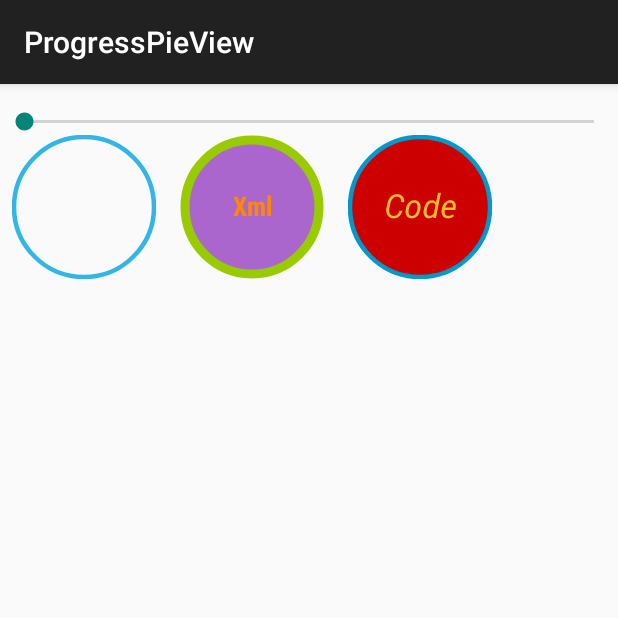
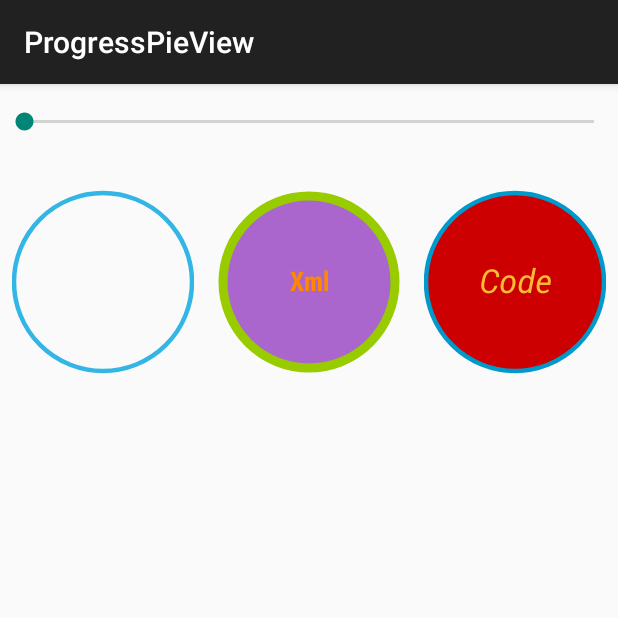
Before and after one commit to FilipPudak/ProgressPieView, an Android app: the screen it shows after launch (MainActivity), on a phone screen of 412 x 824 dp, the top half of it. Run offline under Robolectric (Android 15) with nearby library versions, the phone set to English and light mode, and no system bars.

Commit message:
Added onMeasure behaviour and restricted view to square base

```diff
--- a/gradle.properties
+++ b/gradle.properties
@@ -1,5 +1,5 @@
-VERSION_NAME=1.0.0-SNAPSHOT
-VERSION_CODE=1
+VERSION_NAME=1.0.1-SNAPSHOT
+VERSION_CODE=2
 GROUP=com.github.filippudak.progresspieview
 
 POM_DESCRIPTION=Android library for showing progress in a highly customizable pie
--- a/library/src/main/java/com/filippudak/ProgressPieView/ProgressPieView.java
+++ b/library/src/main/java/com/filippudak/ProgressPieView/ProgressPieView.java
@@ -37,6 +37,7 @@ public class ProgressPieView extends View {
     private static final int DEFAULT_START_ANGLE = -90;
     private static final float DEFAULT_STROKE_WIDTH = 3f;
     private static final float DEFAULT_TEXT_SIZE = 14f;
+    private static final int DEFAULT_VIEW_SIZE = 96;
 
     private static LruCache<String, Typeface> sTypefaceCache = new LruCache<String, Typeface>(8);
 
@@ -60,6 +61,8 @@ public class ProgressPieView extends View {
     private Paint mBackgroundPaint;
     private RectF mInnerRectF;
     private int mProgressFillType = FILL_TYPE_RADIAL;
+
+    private int mViewSize;
 
     public ProgressPieView(Context context) {
         this(context, null);
@@ -131,11 +134,25 @@ public class ProgressPieView extends View {
     }
 
     @Override
+    protected void onMeasure(int widthMeasureSpec, int heightMeasureSpec) {
+        super.onMeasure(widthMeasureSpec, heightMeasureSpec);
+
+        int width = resolveSize(DEFAULT_VIEW_SIZE, widthMeasureSpec);
+        int height = resolveSize(DEFAULT_VIEW_SIZE, heightMeasureSpec);
+        mViewSize = Math.min(width, height);
+
+        setMeasuredDimension(width, height);
+    }
+
+    @Override
     protected void onDraw(Canvas canvas) {
         super.onDraw(canvas);
-        mInnerRectF.set(0, 0, canvas.getWidth(), canvas.getHeight());
+        mInnerRectF.set(0, 0, mViewSize, mViewSize);
+        mInnerRectF.offset((getWidth() - mViewSize) / 2, (getHeight() - mViewSize) / 2);
         final int halfBorder = (int) (mStrokePaint.getStrokeWidth() / 2f + 0.5f);
         mInnerRectF.inset(halfBorder, halfBorder);
+        float centerX = mInnerRectF.centerX();
+        float centerY = mInnerRectF.centerY();
 
         canvas.drawArc(mInnerRectF, 0, 360, true, mBackgroundPaint);
 
@@ -145,9 +162,7 @@ public class ProgressPieView extends View {
                 canvas.drawArc(mInnerRectF, mStartAngle, sweepAngle, true, mProgressPaint);
                 break;
             case FILL_TYPE_CENTER:
-                float centerX = canvas.getWidth() / 2;
-                float centerY = canvas.getHeight() / 2;
-                float radius = (canvas.getWidth() / 2) * ((float) mProgress / mMax);
+                float radius = (mViewSize / 2) * ((float) mProgress / mMax);
                 canvas.drawCircle(centerX, centerY, radius + 0.5f - mStrokePaint.getStrokeWidth(), mProgressPaint);
                 break;
             default:
@@ -166,8 +181,8 @@ public class ProgressPieView extends View {
                 }
                 mTextPaint.setTypeface(typeface);
             }
-            int xPos = canvas.getWidth() / 2;
-            int yPos = (int) ((canvas.getHeight() / 2) - ((mTextPaint.descent() + mTextPaint.ascent()) / 2));
+            int xPos = (int) centerX;
+            int yPos = (int) (centerY - (mTextPaint.descent() + mTextPaint.ascent()) / 2);
             canvas.drawText(mText, xPos, yPos, mTextPaint);
         }
 
--- a/sample/src/main/java/com/filippudak/ProgressPieView/sample/MainActivity.java
+++ b/sample/src/main/java/com/filippudak/ProgressPieView/sample/MainActivity.java
@@ -31,8 +31,8 @@ public class MainActivity extends ActionBarActivity {
         LinearLayout container = (LinearLayout) findViewById(R.id.container);
         mProgressPieViewCode = new ProgressPieView(this);
         final LinearLayout.LayoutParams layoutParams
-                = new LinearLayout.LayoutParams(size, size);
-        layoutParams.gravity = Gravity.CENTER_HORIZONTAL;
+                = new LinearLayout.LayoutParams(0, ViewGroup.LayoutParams.MATCH_PARENT, 1);
+        layoutParams.gravity = Gravity.CENTER;
         layoutParams.setMargins(margin, margin, margin, margin);
         mProgressPieViewCode.setLayoutParams(layoutParams);
         mProgressPieViewCode.setText("Code");
--- a/sample/src/main/res/layout/main_activity.xml
+++ b/sample/src/main/res/layout/main_activity.xml
@@ -17,24 +17,26 @@
 
     <LinearLayout
         android:layout_width="match_parent"
-        android:layout_height="wrap_content"
+        android:layout_height="196dp"
         android:orientation="horizontal"
         android:baselineAligned="false"
         android:id="@+id/container">
 
         <com.filippudak.ProgressPieView.ProgressPieView
             android:layout_margin="8dp"
-            android:layout_width="96dp"
-            android:layout_height="96dp"
-            android:layout_gravity="center_horizontal"
+            android:layout_width="0dp"
+            android:layout_height="match_parent"
+            android:layout_weight="1"
+            android:layout_gravity="center"
             android:id="@+id/progressPieView"/>
 
         <com.filippudak.ProgressPieView.ProgressPieView
             android:layout_margin="8dp"
-            android:layout_gravity="center_horizontal"
+            android:layout_gravity="center"
             android:id="@+id/progressPieViewXml"
-            android:layout_width="96dp"
-            android:layout_height="96dp"
+            android:layout_width="0dp"
+            android:layout_height="match_parent"
+            android:layout_weight="1"
             android:textColor="@color/holo_orange_dark"
             android:textSize="18sp"
             android:text="Xml"
@@ -47,6 +49,4 @@
     </LinearLayout>
 
 
-
-
 </LinearLayout>
```
